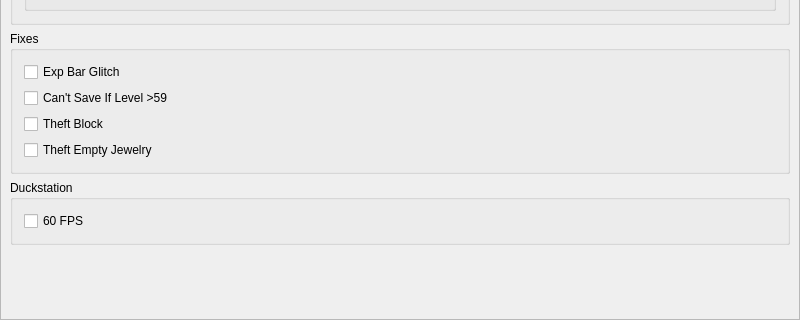
Old version of the form src/FrontendQt/TweaksWidget.ui in the repository Meos4/Darkstone-PS1-Tweaks; both pictures show x 0 to 800 and y 280 to 600 of the 800 by 600 pixel window.
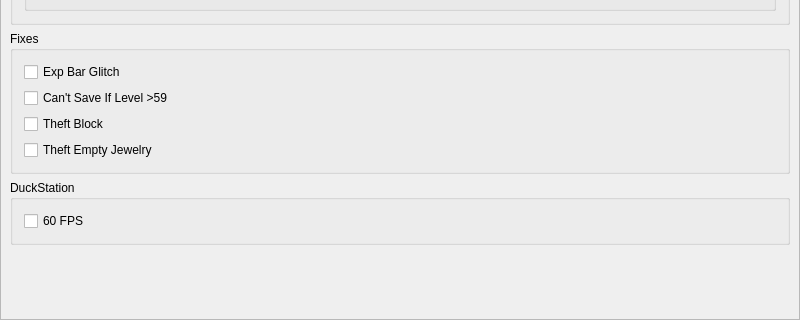
New version of the form.

Commit message: DuckStation S uppercase

Patch:
```diff
--- a/src/FrontendQt/TweaksWidget.ui
+++ b/src/FrontendQt/TweaksWidget.ui
@@ -231,7 +231,7 @@
        <item>
         <widget class="QGroupBox" name="duckstation">
          <property name="title">
-          <string>Duckstation</string>
+          <string>DuckStation</string>
          </property>
          <layout class="QVBoxLayout" name="verticalLayout">
           <item>
```
Left out of the diff: 4 changed lines with no effect on the pictures. The commit also changes 1 other file.
